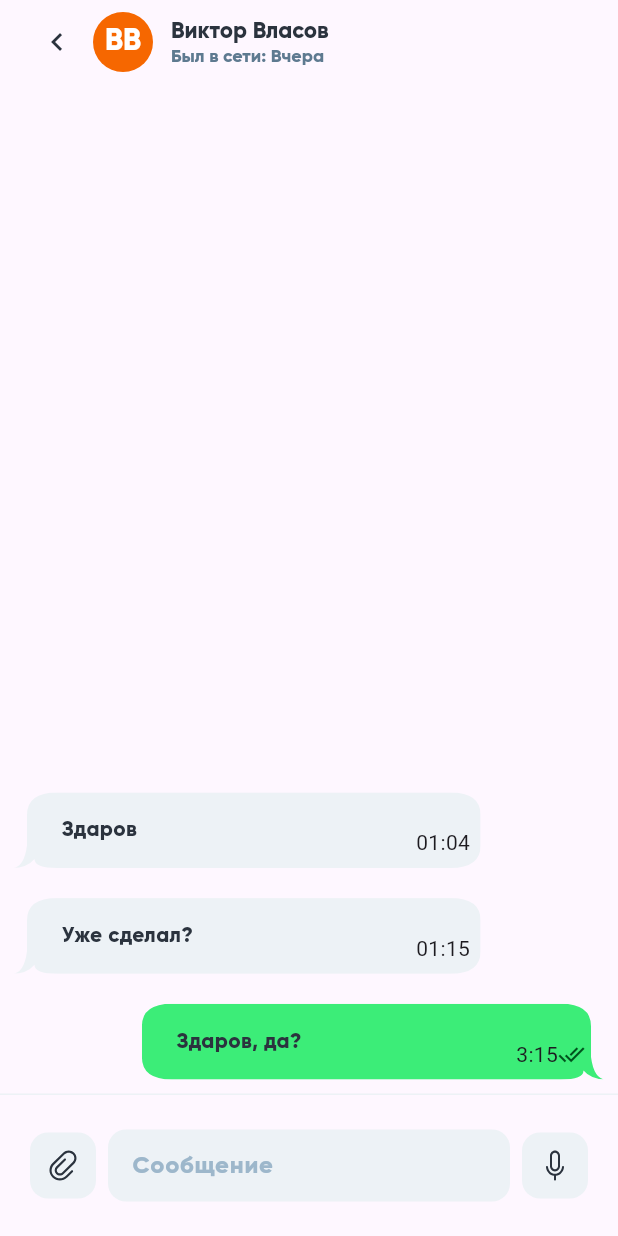
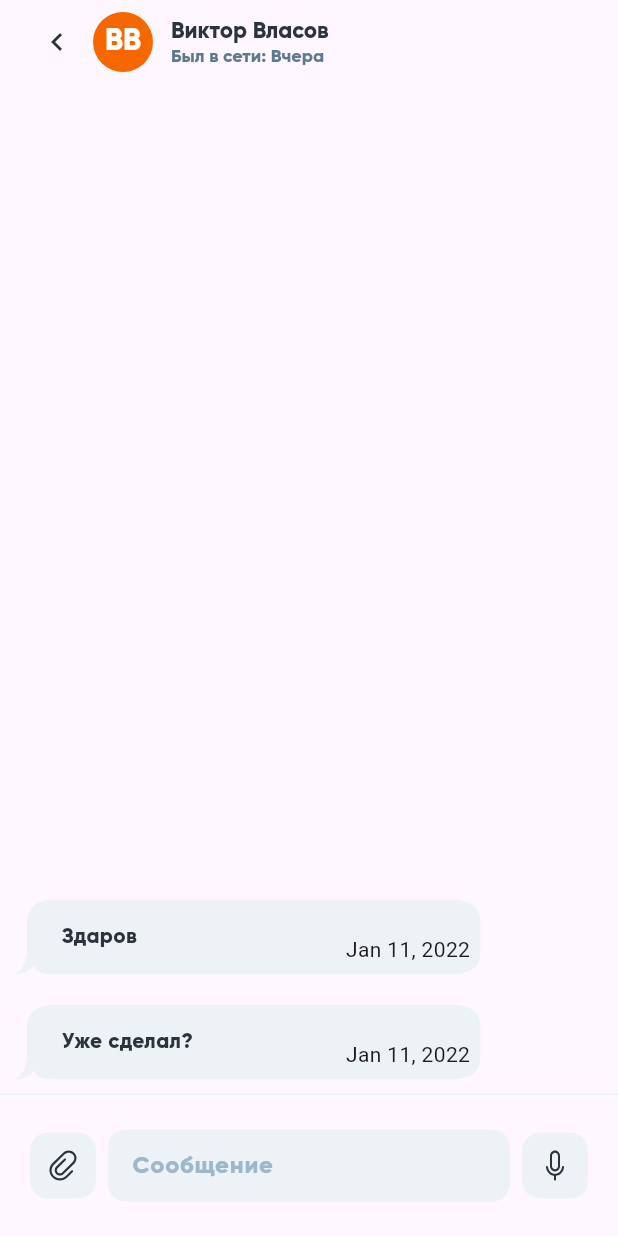
Before and after one commit to jabae232/messenger, a Flutter app: the screen it shows after launch, after a tap on an icon or button, on a phone screen of 412 x 824 dp. Run offline on Flutter 3.47's test engine with Material 3 defaults, Android fonts, the phone set to English and light mode, and no system bars; our stand-ins replace bloc_concurrency, flutter_bloc, flutter_svg, shared_preferences, stream_transform.

Commit message:
bug fixes + date format

```diff
--- a/lib/features/chat_screen/data/repo/chat_screen_repo.dart
+++ b/lib/features/chat_screen/data/repo/chat_screen_repo.dart
@@ -7,51 +7,114 @@ class ChatScreenRepo {
   ChatScreenRepo({required this.sharedPref});
   Future<void> create() async {
     final List<Message> list = [
-      Message(dateTime: '01:04', message: 'Здаров', sender: false),
-      Message(dateTime: '01:15', message: 'Уже сделал?', sender: false),
-      Message(dateTime: '3:15', message: 'Здаров, да?', sender: true),
+      Message(
+          dateTime: DateTime(2022, 1, 11).toString(),
+          message: 'Здаров',
+          sender: false),
+      Message(
+          dateTime: DateTime(2022, 1, 11).toString(),
+          message: 'Уже сделал?',
+          sender: false),
     ];
-    final chat = ChatDto(
+
+    final List<Message> list1 = [
+      Message(
+          dateTime: DateTime(2024, 2, 1, 10, 0).toString(),
+          message: 'Здаров',
+          sender: false),
+      Message(
+          dateTime: DateTime(2024, 2, 1, 11, 0).toString(),
+          message: 'Уже сделал?',
+          sender: false),
+      Message(
+          dateTime: DateTime(2024, 2, 1, 12, 0).toString(),
+          message: 'Здаров, да?',
+          sender: true),
+    ];
+    final List<Message> list2 = [
+      Message(
+          dateTime: DateTime.now().toString(),
+          message: 'Здаров',
+          sender: false),
+      Message(
+          dateTime: DateTime.now().toString(),
+          message: 'Уже сделал?',
+          sender: false),
+      Message(
+          dateTime: DateTime.now().toString(),
+          message: 'Здаров, да?',
+          sender: true),
+    ];
+    final List<Message> list3 = [
+      Message(
+          dateTime: DateTime(2024, 1, 12, 12, 0).toString(),
+          message: 'Здаров',
+          sender: false),
+      Message(
+          dateTime: DateTime(2024, 1, 12, 12, 0).toString(),
+          message: 'Уже сделал?',
+          sender: false),
+      Message(
+          dateTime: DateTime(2024, 1, 31, 12, 0).toString(),
+          message: 'Здаров, да?',
+          sender: true),
+    ];
+    final List<ChatDto> chats = [
+      ChatDto(
         id: 0,
         name: 'Виктор',
         surname: 'Власов',
         messages: list,
         lastOnline: 'Вчера',
-    );
-    final chat1 = ChatDto(
+      ),
+      ChatDto(
         id: 1,
         name: 'Саша',
         surname: 'Алексеев',
-      messages: list,
+        messages: list1,
         lastOnline: 'Позавчера',
-    );
-    final chat2 = ChatDto(
+      ),
+      ChatDto(
         id: 2,
         name: 'Петр',
         surname: 'Жаринов',
-      messages: list,
-      lastOnline: 'Позавчера',
-    );
-    final chat3 = ChatDto(
+        messages: list2,
+        lastOnline: 'Вчера',
+      ),
+      ChatDto(
         id: 3,
         name: 'Эрик',
         surname: 'Тян',
-      messages: list,
-      lastOnline: 'Позавчера',
-    );
-    final chat4 = ChatDto(
+        messages: list3,
+        lastOnline: 'Месяц назад',
+      ),
+      ChatDto(
         id: 4,
         name: 'Алина',
         surname: 'Жукова',
         messages: list,
         lastOnline: 'Позавчера',
-    );
-    final List<ChatDto> chats = [chat, chat1, chat2, chat3, chat4];
+      ),
+      ChatDto(
+        id: 5,
+        name: 'Карина',
+        surname: 'Власова',
+        messages: list2,
+        lastOnline: 'Позавчера',
+      ),
+      ChatDto(
+        id: 6,
+        name: 'Алибек',
+        surname: 'Алибай',
+        messages: list3,
+        lastOnline: '5 дней назад',
+      ),
+    ];
     await sharedPref.setString('chats', json.encode(chats));
   }
 
   Future<List<ChatDto>> fetch(String? search) async {
-    if(sharedPref.getString('chats') == null) {
+    if (sharedPref.getString('chats') == null) {
       create();
     }
     // представим что я произвожу поиск через другой эндпоинт
@@ -64,6 +127,7 @@ class ChatScreenRepo {
     } else {
       chats = chatDtoFromJson(response);
     }
+    print(DateTime(2022, 1, 12));
     for (int i = 0; i <= chats.length - 1; i++) {
       if (chats[i].name.toLowerCase().contains(search ?? '') ||
           chats[i].surname.toLowerCase().contains(search ?? '')) {
@@ -72,7 +136,9 @@ class ChatScreenRepo {
     }
     return list;
   }
-  Future<List<Message>> sendMessage(int id,String dateTime,String message) async {
+
+  Future<List<Message>> sendMessage(
+      int id, String dateTime, String message) async {
     // представим что я произвожу поиск через другой эндпоинт
     late final List<Message> list;
     late final List<ChatDto> chats;
@@ -84,7 +150,9 @@ class ChatScreenRepo {
     }
     for (int i = 0; i <= chats.length - 1; i++) {
       if (chats[i].id == id) {
-        chats[i].messages.add(Message(sender: true, dateTime: dateTime, message: message));
+        chats[i]
+            .messages
+            .add(Message(sender: true, dateTime: dateTime, message: message));
         list = chats[i].messages;
         await sharedPref.setString('chats', json.encode(chats));
         break;
--- a/lib/features/chat_screen/presentation/ui/components/chat_card.dart
+++ b/lib/features/chat_screen/presentation/ui/components/chat_card.dart
@@ -2,16 +2,17 @@ import 'package:flutter/cupertino.dart';
 import 'package:flutter/material.dart';
 import 'package:messanger/constants/app_colors.dart';
 import 'package:messanger/constants/app_styles.dart';
+import 'package:messanger/features/chat_screen/presentation/ui/components/date_formatter.dart';
 import 'package:messanger/features/chat_screen/presentation/ui/components/single_chat_screen/feature.dart';
 
 import '../../../data/dto/dto.dart';
 
 class ChatCard extends StatelessWidget {
-  const ChatCard(
-      {Key? key,required this.chat,
+  const ChatCard({
+    Key? key,
+    required this.chat,
     required this.color,
-      })
-      : super(key: key);
+  }) : super(key: key);
   final ChatDto chat;
   final Color color;
   @override
@@ -20,7 +21,10 @@ class ChatCard extends StatelessWidget {
       onTap: () => Navigator.push(
         context,
         CupertinoPageRoute(
-          builder: (context) => SingleChatScreenFeature(messages: chat,color: color,),
+          builder: (context) => SingleChatScreenFeature(
+            messages: chat,
+            color: color,
+          ),
         ),
       ),
       child: ListTile(
@@ -39,22 +43,34 @@ class ChatCard extends StatelessWidget {
             '${chat.name} ${chat.surname}',
             style: AppStyles.s15w600,
           ),
-        subtitle: Text(
-          chat.messages.last.sender ? 'Вы: ${chat.messages.last.message}' : chat.messages.last.message,
+          subtitle: RichText(
+            overflow: TextOverflow.ellipsis,
+            maxLines: 1,
+            text: TextSpan(
+              style: AppStyles.s16w500,
+              children: <TextSpan>[
+                TextSpan(
+                    text: chat.messages.last.sender ? 'Вы: ' : '',
+                    style: AppStyles.s12w500),
+                TextSpan(
+                  text: chat.messages.last.message,
                   style: AppStyles.s12w500.copyWith(color: AppColors.darkGrey),
-          maxLines: 1,
-          overflow: TextOverflow.ellipsis,
+                ),
+              ],
+            ),
           ),
           trailing: Column(
             mainAxisAlignment: MainAxisAlignment.start,
             children: [
               Text(
-              chat.messages.last.dateTime,
+                DateFormatter().getProperDate(
+                    DateTime.tryParse(chat.messages.last.dateTime) ??
+                        DateTime.now(),
+                    context),
                 style: AppStyles.s12w500.copyWith(color: AppColors.darkGrey),
               ),
             ],
-        )
-      ),
+          )),
     );
   }
 }
--- /dev/null
+++ b/lib/features/chat_screen/presentation/ui/components/date_formatter.dart
@@ -0,0 +1,41 @@
+import 'package:intl/intl.dart';
+
+//было лень каждый кейс писать - взял с дипломного проекта где был реализован чат и была локализация на русский, английский
+class DateFormatter {
+  String getProperDate(DateTime dateTime, context) {
+    late DateFormat formatter;
+    if (DateTime.now().year > dateTime.year) {
+      formatter = DateFormat('yMMMd');
+    } else if (DateTime.now().month != dateTime.month) {
+      formatter = DateFormat('MMMd');
+    } else if (DateTime.now().month == dateTime.month) {
+      if (DateTime.now().day == dateTime.day) {
+        if (DateTime.now().hour == dateTime.hour) {
+          if (DateTime.now().minute == dateTime.minute) {
+            return "только что";
+          }
+          return DateTime.now().minute - dateTime.minute == 1
+              ? "1 минуту назад"
+              : "${(DateTime.now().minute - dateTime.minute).toString()} минут назад";
+        } else {
+          return DateFormat('HH:mm').format(dateTime);
+        }
+      } else {
+        if (DateTime.now().day - dateTime.day > 7) {
+          formatter = DateFormat('MMMd');
+        } else if (DateTime.now().day - dateTime.day == 1) {
+          return "Вчера";
+        } else {
+          return "${DateTime.now().day - dateTime.day} дней назад";
+        }
+      }
+    } else if (DateTime.now().subtract(const Duration(days: 1)) ==
+        dateTime.day) {
+      return "Вчера";
+    } else {
+      formatter = DateFormat('yMMMd');
+    }
+    final formatedDate = formatter.format(dateTime);
+    return formatedDate.toString();
+  }
+}
--- a/lib/features/chat_screen/presentation/ui/components/single_chat_screen/presentation/ui/components/chat_bubble.dart
+++ b/lib/features/chat_screen/presentation/ui/components/single_chat_screen/presentation/ui/components/chat_bubble.dart
@@ -64,23 +64,29 @@ class BubbleSpecialThree extends StatelessWidget {
                 ? const EdgeInsets.fromLTRB(7, 7, 14, 7)
                 : const EdgeInsets.fromLTRB(7, 7, 17, 7)
                 : const EdgeInsets.fromLTRB(17, 7, 7, 7),
+            child: Stack(
+              alignment: Alignment.topLeft,
+              children: [
+                Padding(
+                  padding:
+                  const EdgeInsets.symmetric(horizontal: 16, vertical: 8),
                   child: Row(
                     children: [
-                Expanded(
-                  child: Padding(
-                    padding:
-                    const EdgeInsets.symmetric(horizontal: 16, vertical: 8),
-                    child: Text(
+                      Text(
                         text,
                         style: textStyle,
                         textAlign: TextAlign.left,
+                        maxLines: 40,
+                        overflow: TextOverflow.ellipsis,
+                      ),
+                      Spacer(),
+                    ],
                   ),
                 ),
-                ),
-                Column(
-                  children: [
-                    SizedBox(height: MediaQuery.of(context).size.width * .04,),
-                    Row(
+                Positioned(
+                  bottom: 0,
+                  right: 0,
+                  child: Row(
                     children: [
                       Text(dateTime),
                       stateTick
@@ -91,7 +97,6 @@ class BubbleSpecialThree extends StatelessWidget {
                       ) : const SizedBox.shrink(),
                     ],
                   ),
-                  ],
                 )
               ],
             ),
--- a/lib/features/chat_screen/presentation/ui/components/single_chat_screen/presentation/ui/single_chat_screen.dart
+++ b/lib/features/chat_screen/presentation/ui/components/single_chat_screen/presentation/ui/single_chat_screen.dart
@@ -6,6 +6,7 @@ import 'package:messanger/constants/app_assets.dart';
 import 'package:messanger/constants/app_styles.dart';
 import 'package:messanger/features/chat_screen/data/dto/dto.dart';
 import 'package:messanger/features/chat_screen/presentation/state/chat_screen_bloc.dart';
+import 'package:messanger/features/chat_screen/presentation/ui/components/date_formatter.dart';
 import 'package:messanger/features/chat_screen/presentation/ui/components/single_chat_screen/presentation/ui/components/pressable_btn.dart';
 import 'package:messanger/features/chat_screen/presentation/ui/components/single_chat_screen/presentation/viewmodel/single_chat_view_model.dart';
 import '../../../../../../../../constants/app_colors.dart';
@@ -92,7 +93,7 @@ class SingleChatScreen extends StatelessWidget {
                       ? messages.messages[messages.messages.length - index - 1]
                       : vm.messages[vm.messages.length - index - 1];
                   return BubbleSpecialThree(
-                    dateTime: message.dateTime,
+                    dateTime: DateFormatter().getProperDate(DateTime.tryParse(message.dateTime) ?? DateTime.now(), context),
                     isSender: message.sender,
                     seen: message.sender ? true : false,
                     delivered: message.sender ? true : false,
@@ -141,9 +142,7 @@ class SingleChatScreen extends StatelessWidget {
                                 SendMessageEvent(
                                   message: vm.controller.text,
                                   id: messages.id,
-                                  dateTime: DateFormat('HH:mm').format(
-                                    DateTime.now(),
-                                  ),
+                                  dateTime: DateTime.now().toString(),
                                 ),
                               );
                           context.read<ChatScreenBloc>().add(
--- a/lib/main.dart
+++ b/lib/main.dart
@@ -6,7 +6,6 @@ import 'features/init/dependencies_provider/dependencies_provider.dart';
 
 void main() async {
   WidgetsFlutterBinding.ensureInitialized();
-  SystemChrome.setEnabledSystemUIMode(SystemUiMode.leanBack);
   await SharedPrefs.init();
   runApp(
     DependenciesProvider(
```
Lines whose indentation alone changed are shown as unchanged.
